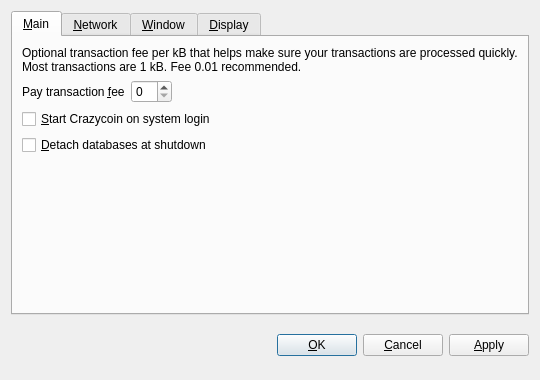
The window that src/qt/forms/optionsdialog.ui (KirkLazerous/Crazycoin) describes before a commit, drawn with Qt 5.
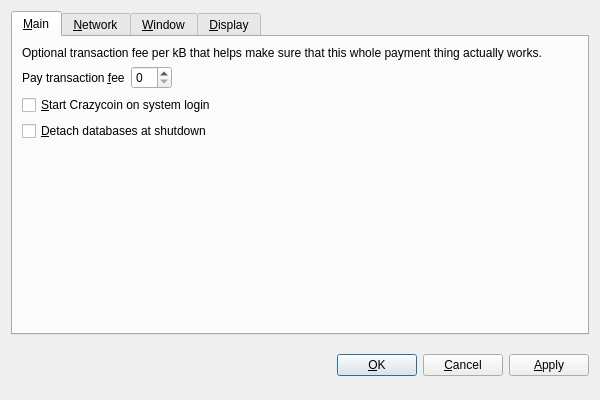
The same window after the commit. The open tabs and pages were chosen to show the change. Custom widgets are drawn as their Qt base class.

```diff
--- a/src/qt/forms/optionsdialog.ui
+++ b/src/qt/forms/optionsdialog.ui
@@ -6,8 +6,8 @@
    <rect>
     <x>0</x>
     <y>0</y>
-    <width>540</width>
-    <height>380</height>
+    <width>600</width>
+    <height>400</height>
    </rect>
   </property>
   <property name="windowTitle">
@@ -33,7 +33,7 @@
        <item>
         <widget class="QLabel" name="transactionFeeInfoLabel">
          <property name="text">
-          <string>Optional transaction fee per kB that helps make sure your transactions are processed quickly. Most transactions are 1 kB. Fee 0.01 recommended.</string>
+          <string>Optional transaction fee per kB that helps make sure that this whole payment thing actually works.</string>
          </property>
          <property name="textFormat">
           <enum>Qt::PlainText</enum>
```
